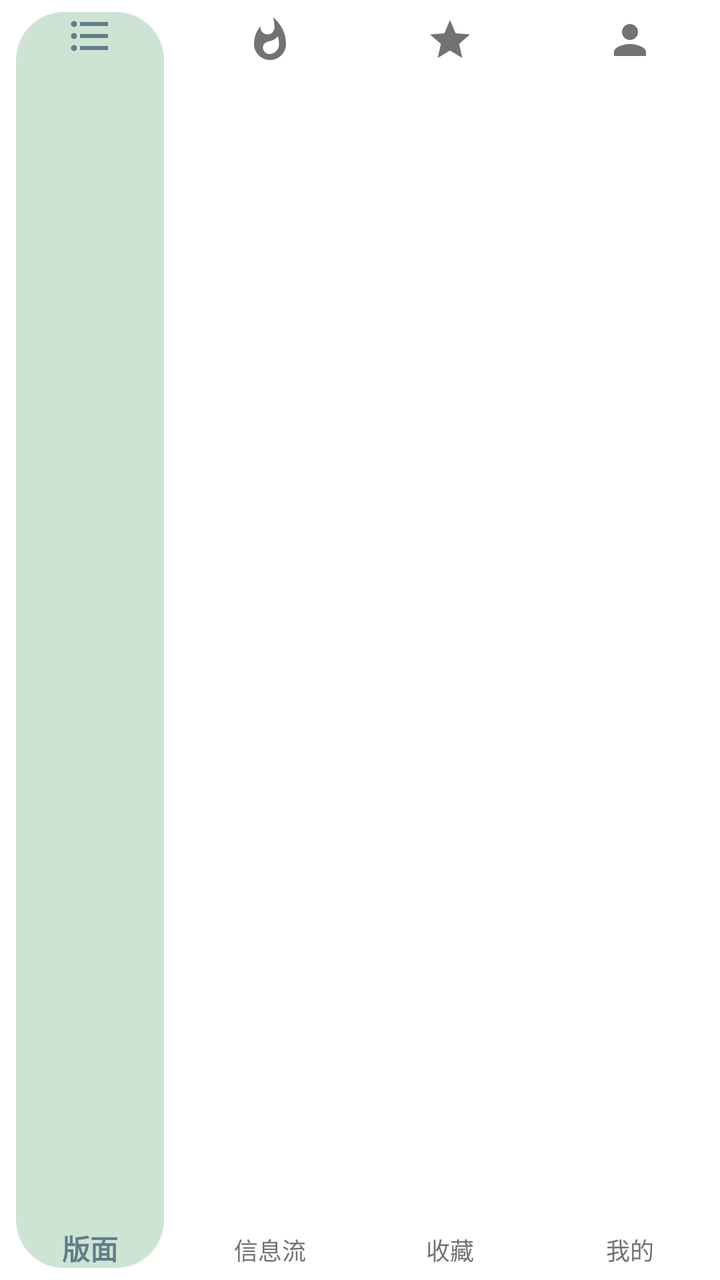
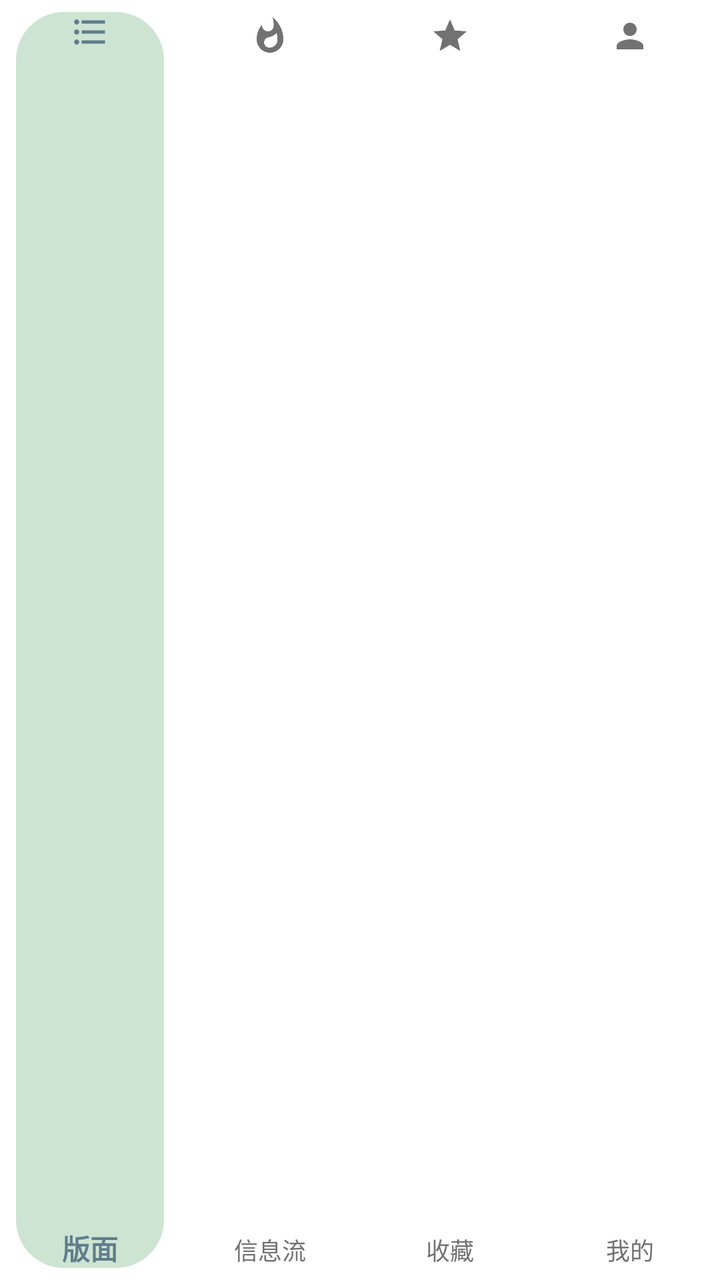

The first picture is an Android layout as it rendered before a commit; the second is the same layout after the commit. The layout source and the unified diff follow.
<!-- AndroidManifest.xml: application theme AppTheme -->
<!-- res/layout/bottom_nav_bar.xml -->
<?xml version="1.0" encoding="utf-8"?>
<com.google.android.material.bottomnavigation.BottomNavigationView
    xmlns:android="http://schemas.android.com/apk/res/android"
    xmlns:app="http://schemas.android.com/apk/res-auto"
    android:id="@+id/bottom_nav"
    android:layout_width="match_parent"
    android:layout_height="wrap_content"
    android:layout_gravity="bottom"
    android:background="@color/nav_background"
    app:itemBackground="@drawable/bottom_nav_item_background"
    app:itemIconTint="@color/bottom_nav_item_color"
    app:itemTextColor="@color/bottom_nav_item_color"
    app:labelVisibilityMode="labeled"
    app:menu="@menu/bottom_nav_menu" />
<!-- resources referenced by this layout -->
<resources>
  <color name="nav_background">#ffffff</color>
  <!-- drawable bottom_nav_item_background (drawable) -->
  <?xml version="1.0" encoding="utf-8"?>
  <selector xmlns:android="http://schemas.android.com/apk/res/android">
  
    <item android:state_checked="true">
      <layer-list>
        <item android:left="8dp" android:right="8dp" android:top="6dp" android:bottom="6dp">
          <shape android:shape="rectangle">
            <solid android:color="@color/nav.item.background.active" />
            <corners android:radius="24dp" />
          </shape>
        </item>
      </layer-list>
    </item>
  
    <item>
      <color android:color="@android:color/transparent" />
    </item>
  
  </selector>
  <style name="AppTheme" parent="Theme.AppCompat.Light.DarkActionBar">
      
      <item name="colorPrimary">@color/colorPrimary</item>
      <item name="colorPrimaryDark">@color/colorPrimaryDark</item>
      <item name="colorAccent">@color/colorAccent</item>
  
      <item name="android:windowIsTranslucent">true</item>
      <item name="android:windowAnimationStyle">@style/ActivityAnimFade</item>
  
      
      <item name="android:windowBackground">@color/black_background</item>
  
      <item name="preferenceTheme">@style/MyPreferenceThemeOverlay</item>
    </style>
  <color name="nav.item.background.active">#cee4d3</color>
  <color name="colorPrimary">#607D8B</color>
  <color name="colorPrimaryDark">#455A64</color>
  <color name="colorAccent">#FF4081</color>
  <style name="ActivityAnimFade" parent="@android:style/Animation.Activity">
      <item name="android:activityOpenEnterAnimation">@anim/activity_fade_in</item>
      <item name="android:activityOpenExitAnimation">@anim/activity_hold</item>
      <item name="android:activityCloseEnterAnimation">@anim/activity_fade_in</item>
      <item name="android:activityCloseExitAnimation">@anim/activity_fade_out</item>
    </style>
  <color name="black_background">#000000</color>
  <style name="MyPreferenceThemeOverlay" parent="PreferenceThemeOverlay.v14.Material">
      <item name="android:background">@color/body_background_night</item>
      <item name="android:textColor">@color/status_text_night</item>
      <item name="android:textColorSecondary">@color/blue_text_night</item>
    </style>
  <color name="body_background_night">#FFFFFF</color>
  <color name="status_text_night">#000000</color>
  <color name="blue_text_night">#0099FF</color>
</resources>

<!-- the commit's change to res/layout/bottom_nav_bar.xml (unified diff, before → after) -->
@@ -7,6 +7,7 @@
     android:layout_height="wrap_content"
     android:layout_gravity="bottom"
     android:background="@color/nav_background"
+    app:itemIconSize="20dp"
     app:itemBackground="@drawable/bottom_nav_item_background"
     app:itemIconTint="@color/bottom_nav_item_color"
     app:itemTextColor="@color/bottom_nav_item_color"
